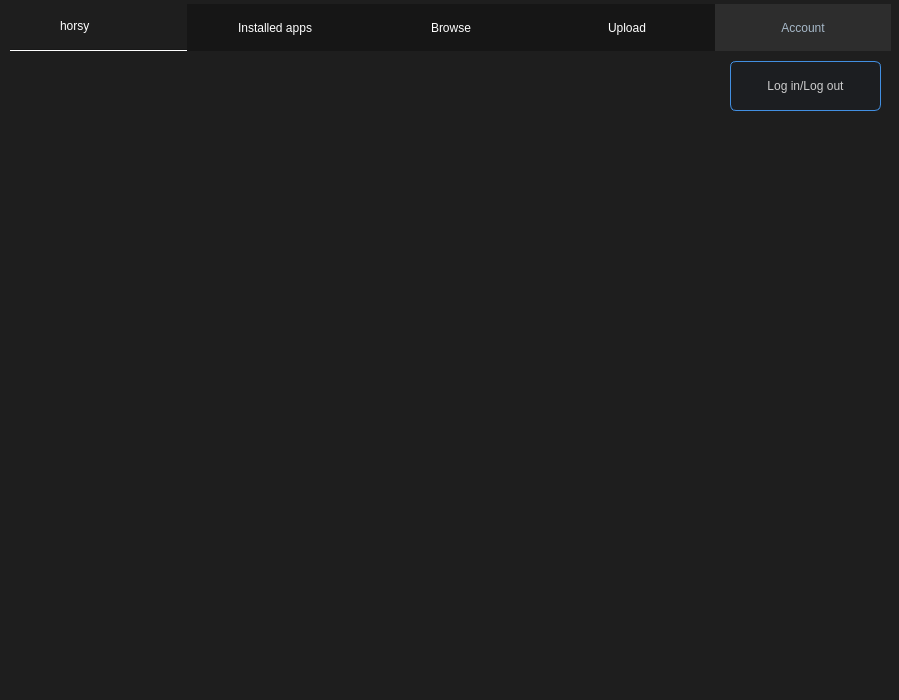
horsy-ml/horsy, file uis/horsy_main.ui: the form before one commit.
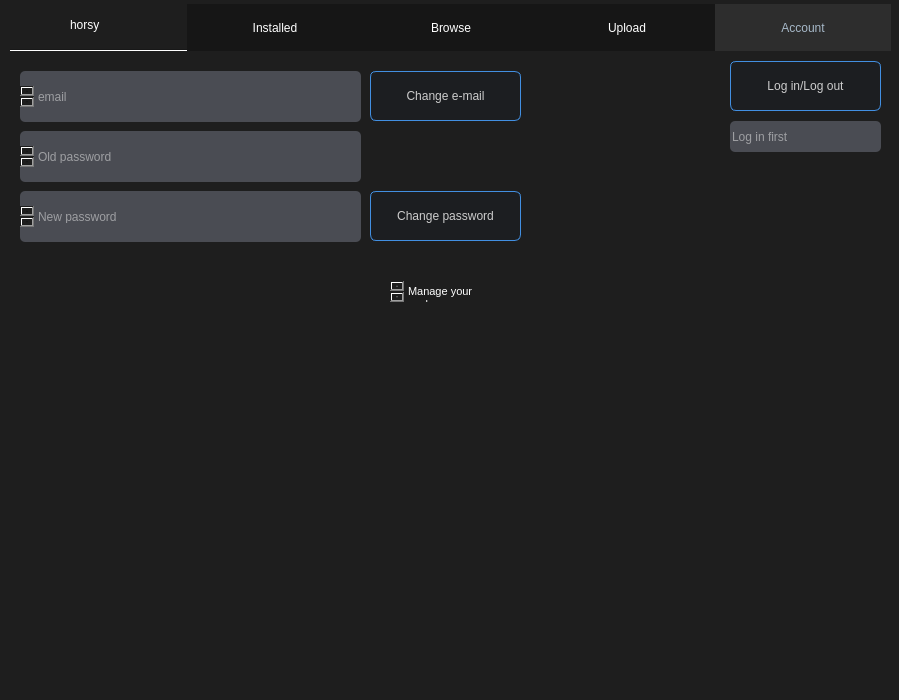
The form after the commit. The open tabs and pages were chosen to show the change. Icons and pictures are not drawn.

Commit message: Created GUI and converted to .py

What changed in the file:
```diff
--- a/uis/horsy_main.ui
+++ b/uis/horsy_main.ui
@@ -166,6 +166,332 @@
        <string>Log in/Log out</string>
       </property>
      </widget>
+     <widget class="QLineEdit" name="username_box">
+      <property name="geometry">
+       <rect>
+        <x>720</x>
+        <y>70</y>
+        <width>151</width>
+        <height>31</height>
+       </rect>
+      </property>
+      <property name="styleSheet">
+       <string notr="true">background-color: rgb(74, 76, 83);
+border-radius: 5px;	
+color: rgb(242, 242, 242);</string>
+      </property>
+      <property name="text">
+       <string/>
+      </property>
+      <property name="readOnly">
+       <bool>true</bool>
+      </property>
+      <property name="placeholderText">
+       <string>Log in first</string>
+      </property>
+     </widget>
+     <widget class="QPushButton" name="changeemail_button">
+      <property name="enabled">
+       <bool>true</bool>
+      </property>
+      <property name="geometry">
+       <rect>
+        <x>360</x>
+        <y>20</y>
+        <width>151</width>
+        <height>50</height>
+       </rect>
+      </property>
+      <property name="minimumSize">
+       <size>
+        <width>0</width>
+        <height>50</height>
+       </size>
+      </property>
+      <property name="styleSheet">
+       <string notr="true">QPushButton {
+	color: rgb(204, 204, 204);
+	border-width: 1px;
+	border-radius:6px;
+	border-style: solid;
+	background-color: rgb(28, 30, 33);
+	border-color: rgb(66, 143, 225);
+}
+QPushButton:hover{
+	border-width: 2px;
+}
+QPushButton:pressed{
+	background-color: rgb(50, 60, 63);
+}
+QPushButton:disabled{
+	border-width: 0px;
+	background-color: rgb(92, 99, 109);
+}</string>
+      </property>
+      <property name="text">
+       <string>Change e-mail</string>
+      </property>
+     </widget>
+     <widget class="QTextEdit" name="email_box">
+      <property name="enabled">
+       <bool>true</bool>
+      </property>
+      <property name="geometry">
+       <rect>
+        <x>10</x>
+        <y>20</y>
+        <width>341</width>
+        <height>51</height>
+       </rect>
+      </property>
+      <property name="styleSheet">
+       <string notr="true">QTextEdit {
+	background-color: rgb(74, 76, 83);
+	border-radius: 5px;	
+	color: rgb(242, 242, 242);
+	padding: 15px, 15px;
+	border: 15px white;
+}</string>
+      </property>
+      <property name="lineWrapMode">
+       <enum>QTextEdit::NoWrap</enum>
+      </property>
+      <property name="acceptRichText">
+       <bool>false</bool>
+      </property>
+      <property name="textInteractionFlags">
+       <set>Qt::TextEditorInteraction</set>
+      </property>
+      <property name="placeholderText">
+       <string>email</string>
+      </property>
+     </widget>
+     <widget class="QTextEdit" name="oldpass_box">
+      <property name="enabled">
+       <bool>true</bool>
+      </property>
+      <property name="geometry">
+       <rect>
+        <x>10</x>
+        <y>80</y>
+        <width>341</width>
+        <height>51</height>
+       </rect>
+      </property>
+      <property name="styleSheet">
+       <string notr="true">QTextEdit {
+	background-color: rgb(74, 76, 83);
+	border-radius: 5px;	
+	color: rgb(242, 242, 242);
+	padding: 15px, 15px;
+	border: 15px white;
+}</string>
+      </property>
+      <property name="lineWrapMode">
+       <enum>QTextEdit::NoWrap</enum>
+      </property>
+      <property name="acceptRichText">
+       <bool>false</bool>
+      </property>
+      <property name="textInteractionFlags">
+       <set>Qt::TextEditorInteraction</set>
+      </property>
+      <property name="placeholderText">
+       <string>Old password</string>
+      </property>
+     </widget>
+     <widget class="QTextEdit" name="newpass_box">
+      <property name="enabled">
+       <bool>true</bool>
+      </property>
+      <property name="geometry">
+       <rect>
+        <x>10</x>
+        <y>140</y>
+        <width>341</width>
+        <height>51</height>
+       </rect>
+      </property>
+      <property name="styleSheet">
+       <string notr="true">QTextEdit {
+	background-color: rgb(74, 76, 83);
+	border-radius: 5px;	
+	color: rgb(242, 242, 242);
+	padding: 15px, 15px;
+	border: 15px white;
+}</string>
+      </property>
+      <property name="lineWrapMode">
+       <enum>QTextEdit::NoWrap</enum>
+      </property>
+      <property name="acceptRichText">
+       <bool>false</bool>
+      </property>
+      <property name="textInteractionFlags">
+       <set>Qt::TextEditorInteraction</set>
+      </property>
+      <property name="placeholderText">
+       <string>New password</string>
+      </property>
+     </widget>
+     <widget class="QPushButton" name="changepass_button">
+      <property name="enabled">
+       <bool>true</bool>
+      </property>
+      <property name="geometry">
+       <rect>
+        <x>360</x>
+        <y>140</y>
+        <width>151</width>
+        <height>50</height>
+       </rect>
+      </property>
+      <property name="minimumSize">
+       <size>
+        <width>0</width>
+        <height>50</height>
+       </size>
+      </property>
+      <property name="styleSheet">
+       <string notr="true">QPushButton {
+	color: rgb(204, 204, 204);
+	border-width: 1px;
+	border-radius:6px;
+	border-style: solid;
+	background-color: rgb(28, 30, 33);
+	border-color: rgb(66, 143, 225);
+}
+QPushButton:hover{
+	border-width: 2px;
+}
+QPushButton:pressed{
+	background-color: rgb(50, 60, 63);
+}
+QPushButton:disabled{
+	border-width: 0px;
+	background-color: rgb(92, 99, 109);
+}</string>
+      </property>
+      <property name="text">
+       <string>Change password</string>
+      </property>
+     </widget>
+     <widget class="QTableWidget" name="manage_packages_table">
+      <property name="geometry">
+       <rect>
+        <x>10</x>
+        <y>240</y>
+        <width>871</width>
+        <height>411</height>
+       </rect>
+      </property>
+      <property name="styleSheet">
+       <string notr="true">QTableWidget
+{
+color: white;
+font: 15pt &quot;MS Shell Dlg 2&quot;;
+margin: 20px;
+border-radius: 45px;
+}
+</string>
+      </property>
+      <property name="sizeAdjustPolicy">
+       <enum>QAbstractScrollArea::AdjustIgnored</enum>
+      </property>
+      <property name="autoScroll">
+       <bool>false</bool>
+      </property>
+      <property name="editTriggers">
+       <set>QAbstractItemView::NoEditTriggers</set>
+      </property>
+      <property name="tabKeyNavigation">
+       <bool>false</bool>
+      </property>
+      <property name="showDropIndicator" stdset="0">
+       <bool>false</bool>
+      </property>
+      <property name="dragDropOverwriteMode">
+       <bool>false</bool>
+      </property>
+      <property name="selectionMode">
+       <enum>QAbstractItemView::SingleSelection</enum>
+      </property>
+      <property name="showGrid">
+       <bool>false</bool>
+      </property>
+      <property name="sortingEnabled">
+       <bool>true</bool>
+      </property>
+      <property name="rowCount">
+       <number>1</number>
+      </property>
+      <property name="columnCount">
+       <number>4</number>
+      </property>
+      <attribute name="horizontalHeaderVisible">
+       <bool>false</bool>
+      </attribute>
+      <attribute name="horizontalHeaderDefaultSectionSize">
+       <number>203</number>
+      </attribute>
+      <attribute name="horizontalHeaderHighlightSections">
+       <bool>false</bool>
+      </attribute>
+      <attribute name="horizontalHeaderMinimumSectionSize">
+       <number>150</number>
+      </attribute>
+      <attribute name="verticalHeaderVisible">
+       <bool>false</bool>
+      </attribute>
+      <attribute name="verticalHeaderDefaultSectionSize">
+       <number>120</number>
+      </attribute>
+      <attribute name="verticalHeaderHighlightSections">
+       <bool>false</bool>
+      </attribute>
+      <row/>
+      <column/>
+      <column/>
+      <column/>
+      <column/>
+      <item row="0" column="0">
+       <property name="text">
+        <string/>
+       </property>
+      </item>
+      <item row="0" column="1">
+       <property name="text">
+        <string/>
+       </property>
+      </item>
+     </widget>
+     <widget class="QTextBrowser" name="manage_packages_message">
+      <property name="geometry">
+       <rect>
+        <x>380</x>
+        <y>230</y>
+        <width>121</width>
+        <height>21</height>
+       </rect>
+      </property>
+      <property name="styleSheet">
+       <string notr="true">color: white;
+border: none;</string>
+      </property>
+      <property name="html">
+       <string>&lt;!DOCTYPE HTML PUBLIC &quot;-//W3C//DTD HTML 4.0//EN&quot; &quot;http://www.w3.org/TR/REC-html40/strict.dtd&quot;&gt;
+&lt;html&gt;&lt;head&gt;&lt;meta name=&quot;qrichtext&quot; content=&quot;1&quot; /&gt;&lt;style type=&quot;text/css&quot;&gt;
+p, li { white-space: pre-wrap; }
+&lt;/style&gt;&lt;/head&gt;&lt;body style=&quot; font-family:'MS Shell Dlg 2'; font-size:8.25pt; font-weight:400; font-style:normal;&quot;&gt;
+&lt;p style=&quot; margin-top:0px; margin-bottom:0px; margin-left:0px; margin-right:0px; -qt-block-indent:0; text-indent:0px;&quot;&gt;Manage your packages&lt;/p&gt;&lt;/body&gt;&lt;/html&gt;</string>
+      </property>
+      <property name="acceptRichText">
+       <bool>false</bool>
+      </property>
+      <property name="textInteractionFlags">
+       <set>Qt::NoTextInteraction</set>
+      </property>
+     </widget>
     </widget>
     <widget class="QWidget" name="upload_tab">
      <attribute name="title">
@@ -860,7 +1186,7 @@
       <enum>Qt::LeftToRight</enum>
      </property>
      <attribute name="title">
-      <string>Installed apps</string>
+      <string>Installed</string>
      </attribute>
      <widget class="QPushButton" name="delete_button">
       <property name="enabled">
@@ -1040,10 +1366,10 @@
    <widget class="QLabel" name="horsy_text_lefttop">
     <property name="geometry">
      <rect>
-      <x>60</x>
+      <x>70</x>
       <y>10</y>
-      <width>71</width>
-      <height>31</height>
+      <width>65</width>
+      <height>30</height>
      </rect>
     </property>
     <property name="styleSheet">
```
Left out of the diff: 6 changed lines with no effect on the pictures. The commit also changes 4 other files.
